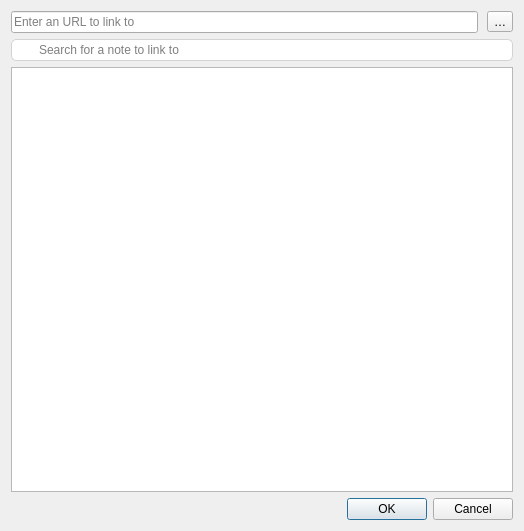
The window that src/dialogs/linkdialog.ui (pbek/QOwnNotes) describes before a commit, drawn with Qt 5.
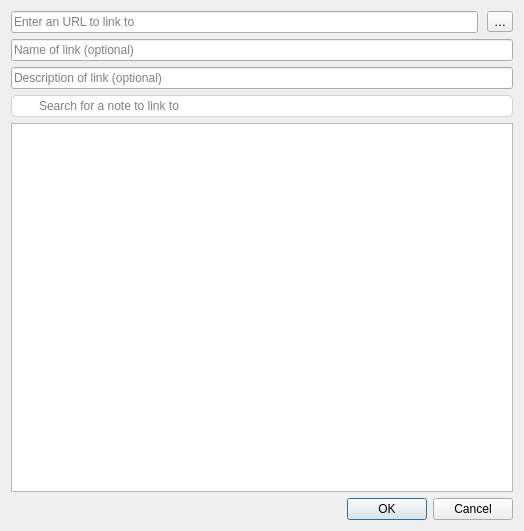
The same window after the commit. Icons and pictures are not drawn.

Commit message: added fields to add link name and description to link dialog

What changed in the file:
```diff
--- a/src/dialogs/linkdialog.ui
+++ b/src/dialogs/linkdialog.ui
@@ -70,6 +70,32 @@
        </layout>
       </widget>
      </item>
+     <item>
+      <widget class="QLineEdit" name="nameLineEdit">
+       <property name="statusTip">
+        <string>Enter the name of the link (optional)</string>
+       </property>
+       <property name="placeholderText">
+        <string>Name of link (optional)</string>
+       </property>
+       <property name="clearButtonEnabled">
+        <bool>true</bool>
+       </property>
+      </widget>
+     </item>
+     <item>
+      <widget class="QLineEdit" name="descriptionLineEdit">
+       <property name="statusTip">
+        <string>Enter a description for the link (optional)</string>
+       </property>
+       <property name="placeholderText">
+        <string>Description of link (optional)</string>
+       </property>
+       <property name="clearButtonEnabled">
+        <bool>true</bool>
+       </property>
+      </widget>
+     </item>
      <item>
       <widget class="QLineEdit" name="searchLineEdit">
        <property name="toolTip">
```
Left out of the diff: 8 changed lines with no effect on the pictures. The commit also changes 34 other files.
